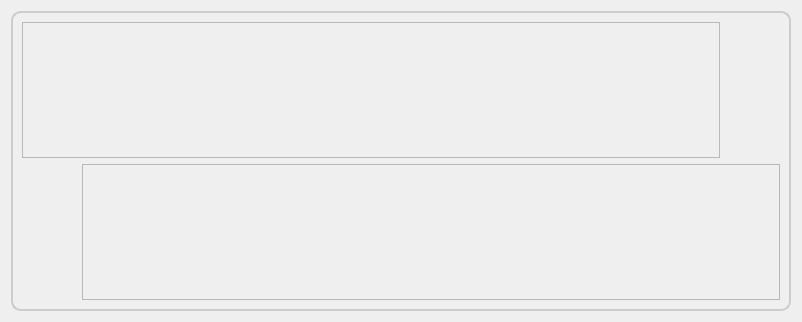
First picture: the form in retroshare-gui/src/gui/TheWire/PulseItem.ui, repository RetroShare/RetroShare, before the edit.
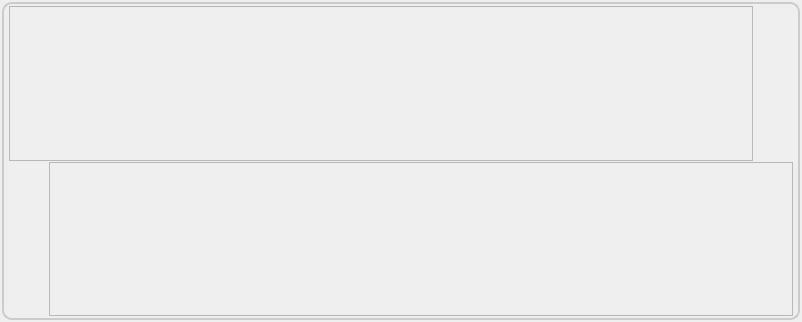
Second picture: the form after the edit.

Patch:
```diff
--- a/retroshare-gui/src/gui/TheWire/PulseItem.ui
+++ b/retroshare-gui/src/gui/TheWire/PulseItem.ui
@@ -25,6 +25,18 @@
    <string notr="true"/>
   </property>
   <layout class="QVBoxLayout" name="verticalLayout">
+   <property name="leftMargin">
+    <number>2</number>
+   </property>
+   <property name="topMargin">
+    <number>2</number>
+   </property>
+   <property name="rightMargin">
+    <number>2</number>
+   </property>
+   <property name="bottomMargin">
+    <number>2</number>
+   </property>
    <item>
     <widget class="QFrame" name="frame">
      <property name="sizePolicy">
@@ -52,6 +64,21 @@
       <enum>QFrame::Raised</enum>
      </property>
      <layout class="QVBoxLayout" name="verticalLayout_2">
+      <property name="spacing">
+       <number>1</number>
+      </property>
+      <property name="leftMargin">
+       <number>5</number>
+      </property>
+      <property name="topMargin">
+       <number>2</number>
+      </property>
+      <property name="rightMargin">
+       <number>5</number>
+      </property>
+      <property name="bottomMargin">
+       <number>2</number>
+      </property>
       <item>
        <layout class="QHBoxLayout" name="horizontalLayout_2">
         <item>
@@ -81,7 +108,7 @@
           <property name="sizeHint" stdset="0">
            <size>
             <width>10</width>
-            <height>40</height>
+            <height>0</height>
            </size>
           </property>
          </spacer>
@@ -93,8 +120,8 @@
           </property>
           <property name="sizeHint" stdset="0">
            <size>
-            <width>50</width>
-            <height>20</height>
+            <width>30</width>
+            <height>0</height>
            </size>
           </property>
          </spacer>
@@ -113,8 +140,8 @@
           </property>
           <property name="sizeHint" stdset="0">
            <size>
-            <width>50</width>
-            <height>20</height>
+            <width>30</width>
+            <height>0</height>
            </size>
           </property>
          </spacer>
@@ -127,7 +154,7 @@
           <property name="sizeHint" stdset="0">
            <size>
             <width>10</width>
-            <height>40</height>
+            <height>0</height>
            </size>
           </property>
          </spacer>
```
